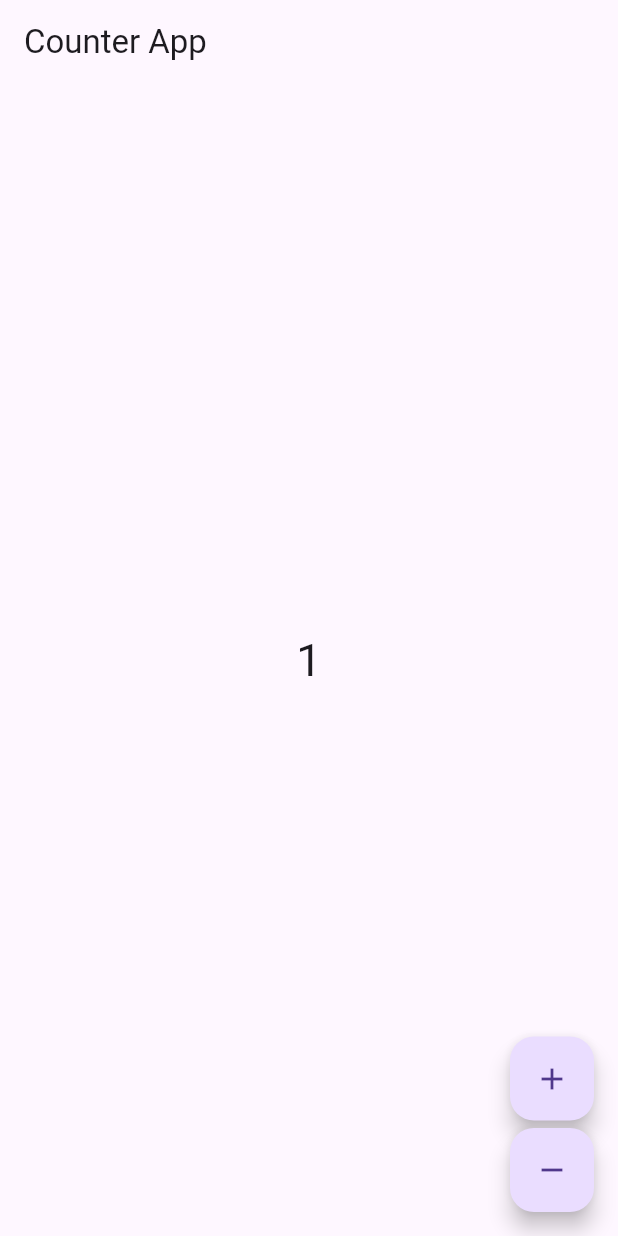
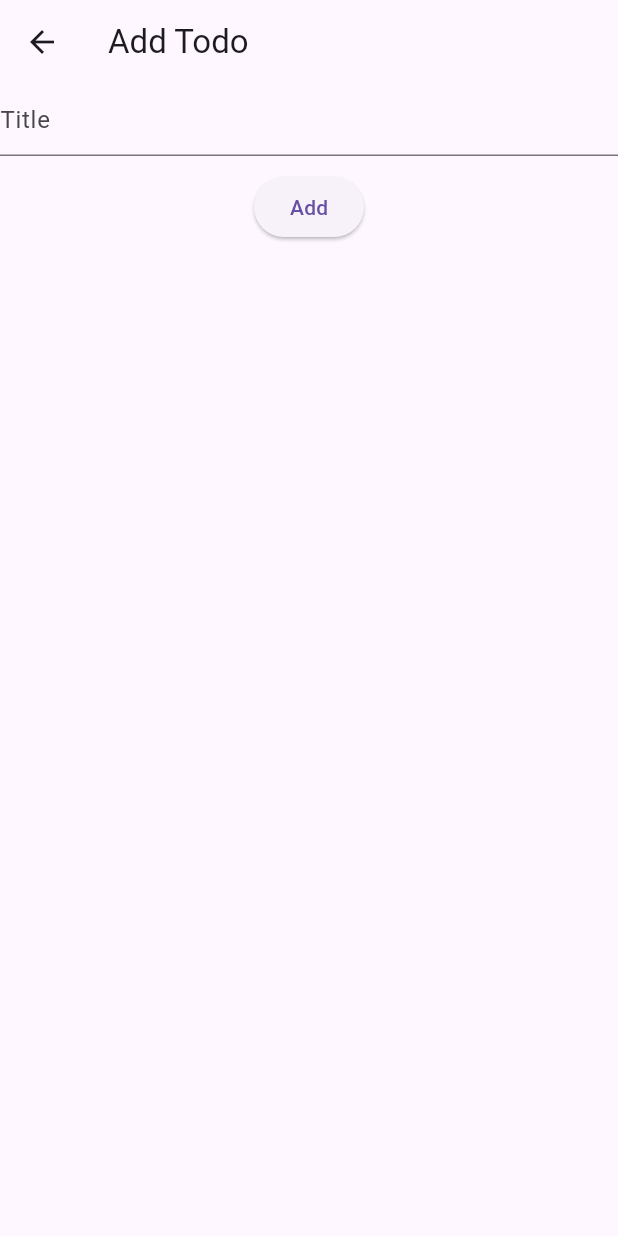
Before and after one commit to sonal-maniya/flutter_app, a Flutter app: the screen it shows after launch, after a tap on the "add" icon, on a phone screen of 412 x 824 dp. Run offline on Flutter 3.47's test engine with Material 3 defaults, Android fonts, the phone set to English and light mode, and no system bars; our stand-ins replace flutter_bloc.

Commit message:
feat: todo app via cubit

```diff
--- a/lib/main.dart
+++ b/lib/main.dart
@@ -1,7 +1,9 @@
 import 'package:flutter/material.dart';
 import 'package:flutter_app/app.dart';
+import 'package:flutter_app/todo_app.dart';
 
 // Riverpod
 void main() {
-  runApp(const CounterApp());
+  // runApp(const CounterApp());
+  runApp(const TodoApp());
 }
--- /dev/null
+++ b/lib/todo/cubit/todo_cubit.dart
@@ -0,0 +1,34 @@
+import 'package:flutter_app/todo/models/todo_model.dart';
+import 'package:flutter_bloc/flutter_bloc.dart';
+
+class TodoCubit extends Cubit<List<Todo>> {
+  TodoCubit() : super([]);
+
+  void addTodo(String title) {
+    if (title.isEmpty) {
+      addError("Title cannot be empty");
+      return;
+    }
+    final todo = Todo(
+      name: title,
+      createdAt: DateTime.now(),
+    );
+
+    // state.add(todo);
+    // emit(state);
+
+    emit([...state, todo]);
+  }
+
+  @override
+  void onChange(Change<List<Todo>> change) {
+    super.onChange(change);
+    print("TodoCubit: $change");
+  }
+
+  @override
+  void onError(Object error, StackTrace stackTrace) {
+    super.onError(error, stackTrace);
+    print("TodoCubit: $error");
+  }
+}
--- /dev/null
+++ b/lib/todo/models/todo_model.dart
@@ -0,0 +1,53 @@
+// ignore_for_file: public_member_api_docs, sort_constructors_first
+import 'dart:convert';
+
+class Todo {
+  final String name;
+  final DateTime createdAt;
+  Todo({
+    required this.name,
+    required this.createdAt,
+  });
+
+  Todo copyWith({
+    String? name,
+    DateTime? createdAt,
+  }) {
+    return Todo(
+      name: name ?? this.name,
+      createdAt: createdAt ?? this.createdAt,
+    );
+  }
+
+  Map<String, dynamic> toMap() {
+    return <String, dynamic>{
+      'name': name,
+      'createdAt': createdAt.millisecondsSinceEpoch,
+    };
+  }
+
+  factory Todo.fromMap(Map<String, dynamic> map) {
+    return Todo(
+      name: map['name'] as String,
+      createdAt: DateTime.fromMillisecondsSinceEpoch(map['createdAt'] as int),
+    );
+  }
+
+  String toJson() => json.encode(toMap());
+
+  factory Todo.fromJson(String source) =>
+      Todo.fromMap(json.decode(source) as Map<String, dynamic>);
+
+  @override
+  String toString() => 'Todo(name: $name, createdAt: $createdAt)';
+
+  @override
+  bool operator ==(covariant Todo other) {
+    if (identical(this, other)) return true;
+
+    return other.name == name && other.createdAt == createdAt;
+  }
+
+  @override
+  int get hashCode => name.hashCode ^ createdAt.hashCode;
+}
--- /dev/null
+++ b/lib/todo/view/add_todo_page.dart
@@ -0,0 +1,44 @@
+import 'package:flutter/material.dart';
+import 'package:flutter_app/todo/cubit/todo_cubit.dart';
+import 'package:flutter_bloc/flutter_bloc.dart';
+
+class AddTodoPage extends StatelessWidget {
+  AddTodoPage({super.key});
+  final todoTitleController = TextEditingController();
+
+  @override
+  Widget build(BuildContext context) {
+    return Scaffold(
+      appBar: AppBar(
+        title: const Text("Add Todo"),
+      ),
+      body: Column(
+        children: [
+          TextField(
+            controller: todoTitleController,
+            decoration: const InputDecoration(
+              hintText: "Title",
+            ),
+          ),
+          const SizedBox(
+            height: 10,
+          ),
+          ElevatedButton(
+            onPressed: () {
+              // BlocProvider.of<TodoCubit>(context)
+              //     .addTodo(todoTitleController.text.trim());
+
+              // another way is
+              context
+                  .read<TodoCubit>()
+                  .addTodo(todoTitleController.text.trim());
+              Navigator.of(context).pop();
+              todoTitleController.clear();
+            },
+            child: const Text("Add"),
+          ),
+        ],
+      ),
+    );
+  }
+}
--- /dev/null
+++ b/lib/todo/view/todo_list_page.dart
@@ -0,0 +1,35 @@
+import 'package:flutter/material.dart';
+import 'package:flutter_app/todo/cubit/todo_cubit.dart';
+import 'package:flutter_app/todo/models/todo_model.dart';
+import 'package:flutter_bloc/flutter_bloc.dart';
+
+class TodoListPage extends StatelessWidget {
+  const TodoListPage({super.key});
+
+  @override
+  Widget build(BuildContext context) {
+    return Scaffold(
+      appBar: AppBar(
+        title: const Text("Todo List"),
+      ),
+      body: BlocBuilder<TodoCubit, List<Todo>>(
+        builder: (context, todos) {
+          return ListView.builder(
+              itemCount: todos.length,
+              itemBuilder: (context, index) {
+                final todo = todos[index];
+                return ListTile(
+                  title: Text(todo.name),
+                );
+              });
+        },
+      ),
+      floatingActionButton: FloatingActionButton(
+        child: const Icon(Icons.add),
+        onPressed: () {
+          Navigator.pushNamed(context, '/add-todo');
+        },
+      ),
+    );
+  }
+}
--- /dev/null
+++ b/lib/todo_app.dart
@@ -0,0 +1,28 @@
+import 'package:flutter/material.dart';
+import 'package:flutter_app/counter/cubit/counter_cubit.dart';
+import 'package:flutter_app/todo/cubit/todo_cubit.dart';
+import 'package:flutter_app/todo/view/add_todo_page.dart';
+import 'package:flutter_app/todo/view/todo_list_page.dart';
+import 'package:flutter_bloc/flutter_bloc.dart';
+
+class TodoApp extends StatelessWidget {
+  const TodoApp({super.key});
+
+  @override
+  Widget build(BuildContext context) {
+    return MultiBlocProvider(
+      providers: [
+        BlocProvider(create: (_) => CounterCubit()),
+        BlocProvider(create: (_) => TodoCubit()),
+      ],
+      child: MaterialApp(
+        title: "Todo App with BLoC",
+        initialRoute: '/',
+        routes: {
+          '/': (_) => const TodoListPage(),
+          '/add-todo': (_) => AddTodoPage(),
+        },
+      ),
+    );
+  }
+}
```
